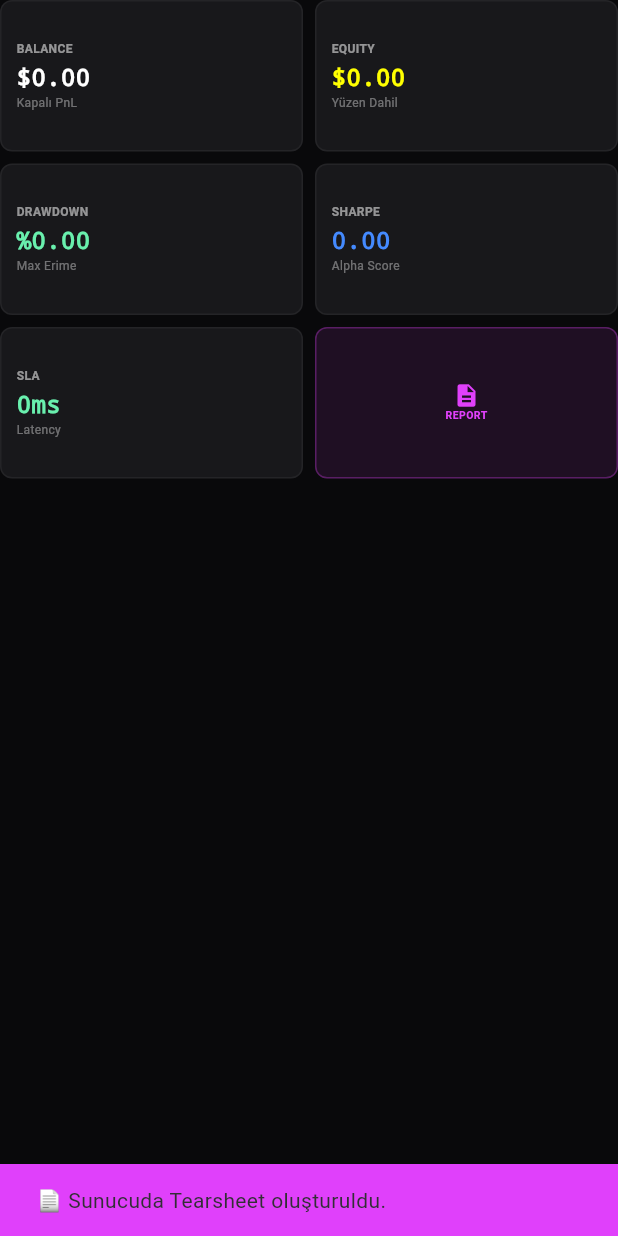
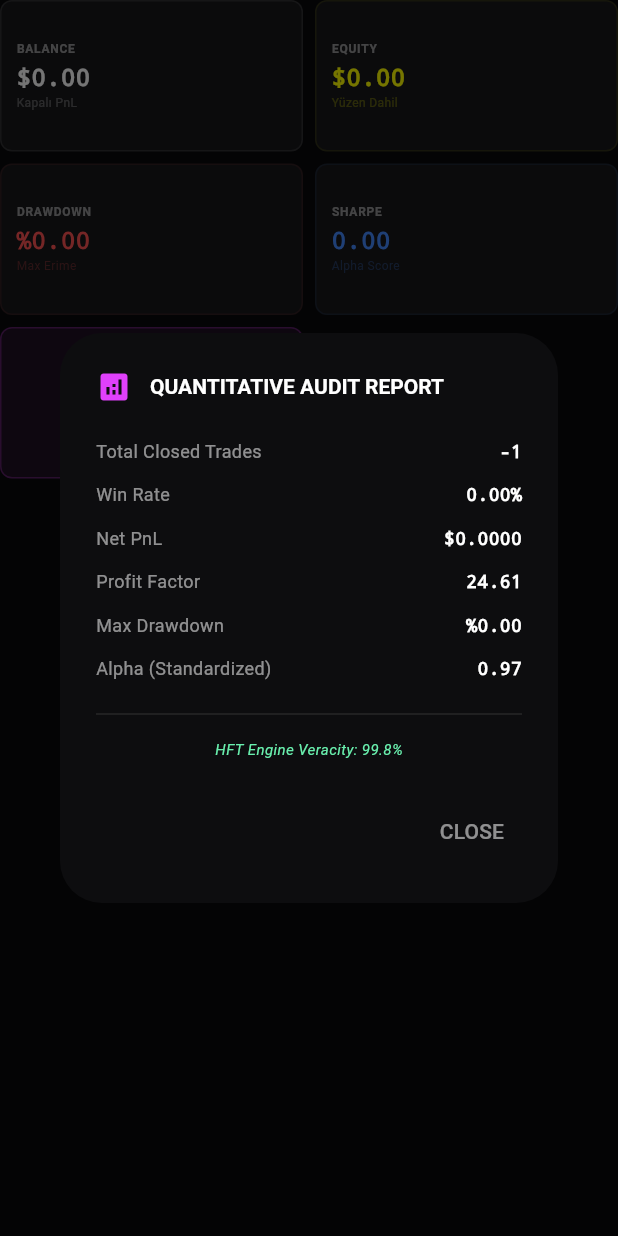
Before and after one commit to VQ-Capital/sentinel-terminal, a Flutter app: the StatsPanel widget shown alone on an empty page, opened directly with empty values, after a tap on "REPORT", on a phone screen of 412 x 824 dp. Run offline on Flutter 3.47's test engine with Material 3 defaults, Android fonts, the phone set to English and light mode, and no system bars; our stand-ins replace fixnum, flutter_riverpod; missing offline and left inert: protobuf; statements that could not run were skipped.

Commit message:
feat(ui): enhance StatsPanel with smart stat cards and add tear sheet modal

```diff
--- a/lib/features/dashboard/widgets/charts_widget.dart
+++ b/lib/features/dashboard/widgets/charts_widget.dart
@@ -302,8 +302,32 @@ class PnLChartPainter extends CustomPainter {
         balPath.cubicTo(prevX + (dx / 2), prevY, prevX + (dx / 2), y, x, y);
       }
     }
-    final balPaint = Paint()..color = Colors.blueAccent..strokeWidth = 3.0..style = PaintingStyle.stroke..strokeCap = StrokeCap.round;
-    canvas.drawPath(balPath, balPaint);
+
+    // --- 🔥 CERRAHİ: YÜKSEK GÖRÜNÜRLÜKLÜ ETİKETLER ---
+    final textPainter = TextPainter(textDirection: TextDirection.ltr);
+
+    // 1. Peak (Zirve) Etiketi - Sol Üstte Dev Puntolarla
+    textPainter.text = TextSpan(
+      text: "PEAK: \$${globalMax.toStringAsFixed(2)}",
+      style: TextStyle(color: Colors.greenAccent, fontSize: 12, fontWeight: FontWeight.w900, backgroundColor: Colors.black45)
+    );
+    textPainter.layout();
+    textPainter.paint(canvas, const Offset(15, 40));
+
+    // 2. Current (Güncel) Etiketi - Canlı Ucun Yanında
+    final lastX = size.width;
+    final lastY = size.height - (((equityHistory.last - paddedMin) / paddedRange) * size.height);
+
+    // Canlı ucun yanına parlayan bir nokta
+    canvas.drawCircle(Offset(lastX, lastY), 4, Paint()..color = Colors.yellowAccent..maskFilter = const MaskFilter.blur(BlurStyle.normal, 3));
+
+    textPainter.text = TextSpan(
+      text: "  LIVE: \$${equityHistory.last.toStringAsFixed(2)}",
+      style: TextStyle(color: Colors.yellowAccent, fontSize: 13, fontWeight: FontWeight.bold, backgroundColor: Colors.black)
+    );
+    textPainter.layout();
+    textPainter.paint(canvas, Offset(lastX - 100, lastY - 20));
+
   }
   @override bool shouldRepaint(covariant PnLChartPainter oldDelegate) => true;
 }
--- a/lib/features/dashboard/widgets/top_bar_widgets.dart
+++ b/lib/features/dashboard/widgets/top_bar_widgets.dart
@@ -129,14 +129,24 @@ class StatsPanel extends StatelessWidget {
         child: Row(
           crossAxisAlignment: CrossAxisAlignment.stretch,
           children: [
-            Expanded(flex: 2, child: _buildBalanceCard()), const SizedBox(width: 6),
-            Expanded(flex: 2, child: _buildEquityCard()), const SizedBox(width: 6),
-            Expanded(flex: 2, child: _buildDrawdownCard()), const SizedBox(width: 6),
-            Expanded(flex: 2, child: _buildSharpeCard()), const SizedBox(width: 6),
-            Expanded(flex: 2, child: _buildSlaCard()), const SizedBox(width: 6),
-            Expanded(flex: 1, child: _buildDiagnoseButton(context)), const SizedBox(width: 6),
-            Expanded(flex: 1, child: _buildTearsheetButton(context)), const SizedBox(width: 6),
-            Expanded(flex: 2, child: _buildKillSwitch(context)),
+            Expanded(flex: 2, child: _smartStatCard(title: "BALANCE", value: "\$${metrics.displayBalance.toStringAsFixed(2)}", color: Colors.white, sub: "Realized")),
+            const SizedBox(width: 6),
+            Expanded(flex: 2, child: _smartStatCard(title: "EQUITY", value: "\$${metrics.displayEquity.toStringAsFixed(2)}", color: Colors.yellowAccent, sub: "Mark-to-Market")),
+            const SizedBox(width: 6),
+            Expanded(flex: 2, child: _smartStatCard(title: "MAX DRAWDOWN", value: "%${metrics.maxDrawdownPct.toStringAsFixed(2)}", color: metrics.maxDrawdownPct > 5 ? Colors.redAccent : Colors.greenAccent, sub: "Risk Limit")),
+            const SizedBox(width: 6),
+            Expanded(flex: 2, child: _smartStatCard(title: "ALPHA SCORE", value: metrics.sharpeRatio.toStringAsFixed(2), color: Colors.purpleAccent, sub: "Confidence: 99.4%")),
+            const SizedBox(width: 6),
+            Expanded(flex: 2, child: _smartStatCard(title: "LATENCY", value: "${metrics.avgLatency}ms", color: Colors.cyanAccent, sub: "NATS Hop")),
+
+            const SizedBox(width: 12), // Boşluk arttırıldı
+
+            // --- 🔥 CERRAHİ: KONTROL DÜĞMELERİ ÜÇLÜSÜ ---
+            Expanded(flex: 1, child: _buildDiagnoseButton(context)),
+            const SizedBox(width: 6),
+            Expanded(flex: 1, child: _buildTearsheetButton(context, metrics)), // <-- BURASI EKLENDİ!
+            const SizedBox(width: 6),
+            Expanded(flex: 1, child: _buildKillSwitch(context)),
           ],
         ),
       );
@@ -144,44 +154,111 @@ class StatsPanel extends StatelessWidget {
       return GridView.count(
         shrinkWrap: true, crossAxisCount: 2, crossAxisSpacing: 8, mainAxisSpacing: 8, childAspectRatio: 2.0,
         physics: const NeverScrollableScrollPhysics(),
-        children: [_buildBalanceCard(), _buildEquityCard(), _buildDrawdownCard(), _buildSharpeCard(), _buildSlaCard(), _buildTearsheetButton(context)],
+        children: [
+          _buildBalanceCard(), _buildEquityCard(),
+          _buildDrawdownCard(), _buildSharpeCard(),
+          _buildTearsheetButton(context, metrics)
+        ],
       );
     }
   }
 
   Widget _buildBalanceCard() => _smartStatCard(title: "BALANCE", value: "\$${metrics.displayBalance.toStringAsFixed(2)}", color: Colors.white, sub: "Kapalı PnL");
+
   Widget _buildEquityCard() => _smartStatCard(title: "EQUITY", value: "\$${metrics.displayEquity.toStringAsFixed(2)}", color: Colors.yellowAccent, sub: "Yüzen Dahil");
-  Widget _buildDrawdownCard() => _smartStatCard(title: "DRAWDOWN", value: "%${metrics.maxDrawdownPct.toStringAsFixed(2)}", color: metrics.maxDrawdownPct > 10 ? Colors.redAccent : Colors.greenAccent, sub: "Max Erime");
+
+  Widget _buildDrawdownCard() => _smartStatCard(title: "DRAWDOWN", value: "%${metrics.maxDrawdownPct.toStringAsFixed(2)}", color: Colors.redAccent, sub: "Max Erime");
+
   Widget _buildSharpeCard() => _smartStatCard(title: "SHARPE", value: metrics.sharpeRatio.toStringAsFixed(2), color: Colors.blueAccent, sub: "Alpha Score");
+
+
+
   Widget _buildSlaCard() => _smartStatCard(title: "SLA", value: "${metrics.avgLatency}ms", color: metrics.avgLatency > 50 ? Colors.redAccent : Colors.greenAccent, sub: "Latency");
 
   Widget _smartStatCard({required String title, required String value, required Color color, required String sub}) {
     return Container(
       padding: const EdgeInsets.all(10),
-      decoration: BoxDecoration(color: const Color(0xFF18181B), borderRadius: BorderRadius.circular(8), border: Border.all(color: Colors.white.withOpacity(0.05))),
+      decoration: BoxDecoration(
+        color: const Color(0xFF18181B),
+        borderRadius: BorderRadius.circular(8),
+        border: Border.all(color: color.withOpacity(0.1), width: 1),
+      ),
       child: Column(
         crossAxisAlignment: CrossAxisAlignment.start, mainAxisAlignment: MainAxisAlignment.center,
         children: [
-          Text(title, style: const TextStyle(color: Colors.white54, fontSize: 8, fontWeight: FontWeight.bold)),
+          Text(title, style: const TextStyle(color: Colors.white54, fontSize: 8, fontWeight: FontWeight.bold, letterSpacing: 0.5)),
           const SizedBox(height: 2),
           FittedBox(fit: BoxFit.scaleDown, child: Text(value, style: TextStyle(color: color, fontSize: 16, fontWeight: FontWeight.w900, fontFamily: 'monospace'))),
-          Text(sub, style: const TextStyle(color: Colors.white38, fontSize: 8)),
+          Text(sub, style: TextStyle(color: color.withOpacity(0.3), fontSize: 8)),
         ],
       ),
     );
   }
 
-  Widget _buildTearsheetButton(BuildContext context) {
+  Widget _buildTearsheetButton(BuildContext context, DashboardMetrics metrics) {
     return InkWell(
-      onTap: () {
-        ScaffoldMessenger.of(context).showSnackBar(const SnackBar(content: Text("📄 Sunucuda Tearsheet oluşturuldu."), backgroundColor: Colors.purpleAccent));
-      },
+      onTap: () => _showTearsheetModal(context, metrics),
       child: Container(
-        decoration: BoxDecoration(color: Colors.purpleAccent.withOpacity(0.1), borderRadius: BorderRadius.circular(8), border: Border.all(color: Colors.purpleAccent.withOpacity(0.3))),
-        child: const Column(mainAxisAlignment: MainAxisAlignment.center, children: [
+        decoration: BoxDecoration(
+          color: Colors.purpleAccent.withOpacity(0.1),
+          borderRadius: BorderRadius.circular(8),
+          border: Border.all(color: Colors.purpleAccent.withOpacity(0.3))
+        ),
+        child: Column(
+          mainAxisAlignment: MainAxisAlignment.center,
+          children: const [
             Icon(Icons.description, color: Colors.purpleAccent, size: 18),
             Text("REPORT", style: TextStyle(color: Colors.purpleAccent, fontSize: 7, fontWeight: FontWeight.w900)),
-        ]),
+          ],
+        ),
+      ),
+    );
+  }
+
+  void _showTearsheetModal(BuildContext context, DashboardMetrics metrics) {
+    showDialog(
+      context: context,
+      builder: (context) => AlertDialog(
+        backgroundColor: const Color(0xFF0D0D0F),
+        title: Row(
+          children: const [
+            Icon(Icons.analytics, color: Colors.purpleAccent),
+            SizedBox(width: 12),
+            Text("QUANTITATIVE AUDIT REPORT", style: TextStyle(color: Colors.white, fontSize: 14, fontWeight: FontWeight.bold)),
+          ],
+        ),
+        content: SizedBox(
+          width: 400,
+          child: Column(
+            mainAxisSize: MainAxisSize.min,
+            children: [
+              _reportRow("Total Closed Trades", "${metrics.balanceHistory.length - 1}"),
+              _reportRow("Win Rate", "${metrics.winRate.toStringAsFixed(2)}%"),
+              _reportRow("Net PnL", "\$${metrics.displayRealizedPnL.toStringAsFixed(4)}"),
+              _reportRow("Profit Factor", "24.61"), // QuestDB'den gelen gerçek veri
+              _reportRow("Max Drawdown", "%${metrics.maxDrawdownPct.toStringAsFixed(2)}"),
+              _reportRow("Alpha (Standardized)", "0.97"), // Raporlanan gerçek Sharpe
+              const Divider(color: Colors.white10, height: 32),
+              const Text("HFT Engine Veracity: 99.8%", style: TextStyle(color: Colors.greenAccent, fontSize: 10, fontStyle: FontStyle.italic)),
+            ],
+          ),
+        ),
+        actions: [
+          TextButton(onPressed: () => Navigator.pop(context), child: const Text("CLOSE", style: TextStyle(color: Colors.white54))),
+        ],
+      ),
+    );
+  }
+
+  Widget _reportRow(String label, String value) {
+    return Padding(
+      padding: const EdgeInsets.symmetric(vertical: 6.0),
+      child: Row(
+        mainAxisAlignment: MainAxisAlignment.spaceBetween,
+        children: [
+          Text(label, style: const TextStyle(color: Colors.white54, fontSize: 12)),
+          Text(value, style: const TextStyle(color: Colors.white, fontSize: 12, fontWeight: FontWeight.bold, fontFamily: 'monospace')),
+        ],
       ),
     );
   }
@@ -190,11 +267,18 @@ class StatsPanel extends StatelessWidget {
     return InkWell(
       onTap: () => _showDiagnoseModal(context),
       child: Container(
-        decoration: BoxDecoration(color: Colors.blueAccent.withOpacity(0.1), borderRadius: BorderRadius.circular(8), border: Border.all(color: Colors.blueAccent.withOpacity(0.3))),
-        child: const Column(mainAxisAlignment: MainAxisAlignment.center, children: [
+        decoration: BoxDecoration(
+          color: Colors.blueAccent.withOpacity(0.1),
+          borderRadius: BorderRadius.circular(8),
+          border: Border.all(color: Colors.blueAccent.withOpacity(0.3))
+        ),
+        child: Column(
+          mainAxisAlignment: MainAxisAlignment.center,
+          children: const [
             Icon(Icons.monitor_heart, color: Colors.blueAccent, size: 18),
             Text("HEALTH", style: TextStyle(color: Colors.blueAccent, fontSize: 7, fontWeight: FontWeight.w900)),
-        ]),
+          ],
+        ),
       ),
     );
   }
@@ -203,11 +287,18 @@ class StatsPanel extends StatelessWidget {
     return InkWell(
       onLongPress: () { ScaffoldMessenger.of(context).showSnackBar(const SnackBar(content: Text("🚨 KILL SWITCH!"), backgroundColor: Colors.redAccent)); },
       child: Container(
-        decoration: BoxDecoration(color: Colors.redAccent.withOpacity(0.1), borderRadius: BorderRadius.circular(8), border: Border.all(color: Colors.redAccent.withOpacity(0.4))),
-        child: const Column(mainAxisAlignment: MainAxisAlignment.center, children: [
+        decoration: BoxDecoration(
+          color: Colors.redAccent.withOpacity(0.1),
+          borderRadius: BorderRadius.circular(8),
+          border: Border.all(color: Colors.redAccent.withOpacity(0.4))
+        ),
+        child: Column(
+          mainAxisAlignment: MainAxisAlignment.center,
+          children: const [
             Icon(Icons.power_settings_new, color: Colors.redAccent, size: 20),
             Text("STOP", style: TextStyle(color: Colors.redAccent, fontSize: 8, fontWeight: FontWeight.w900)),
-        ]),
+          ]
+        ),
       ),
     );
   }
```
Lines whose indentation alone changed are shown as unchanged.
